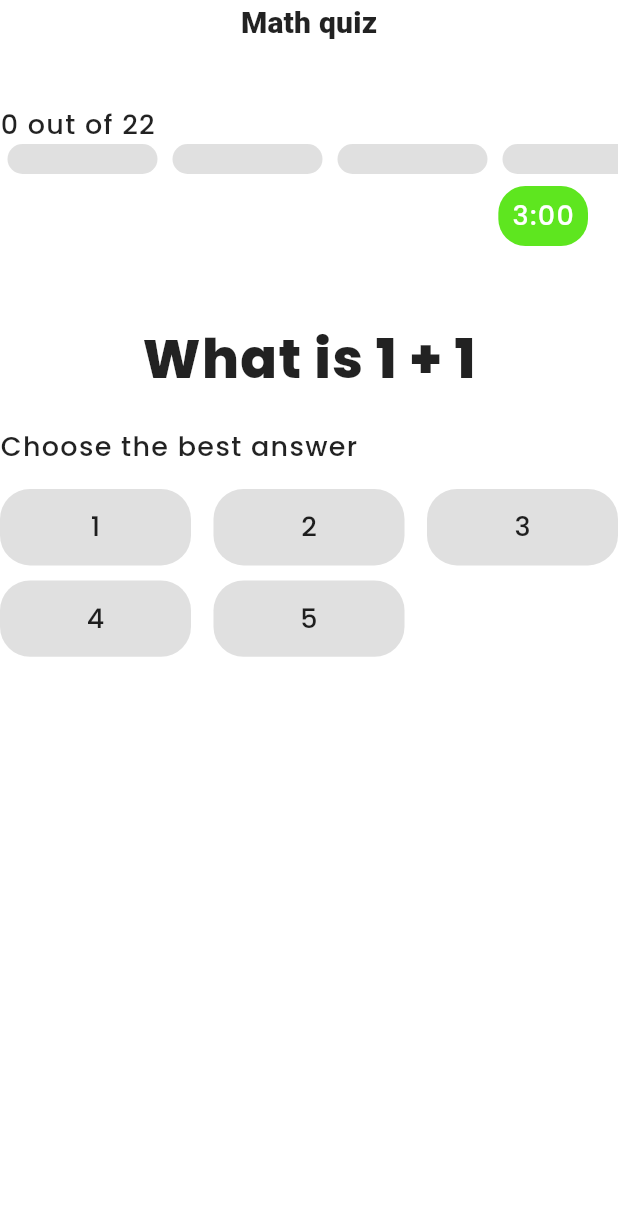
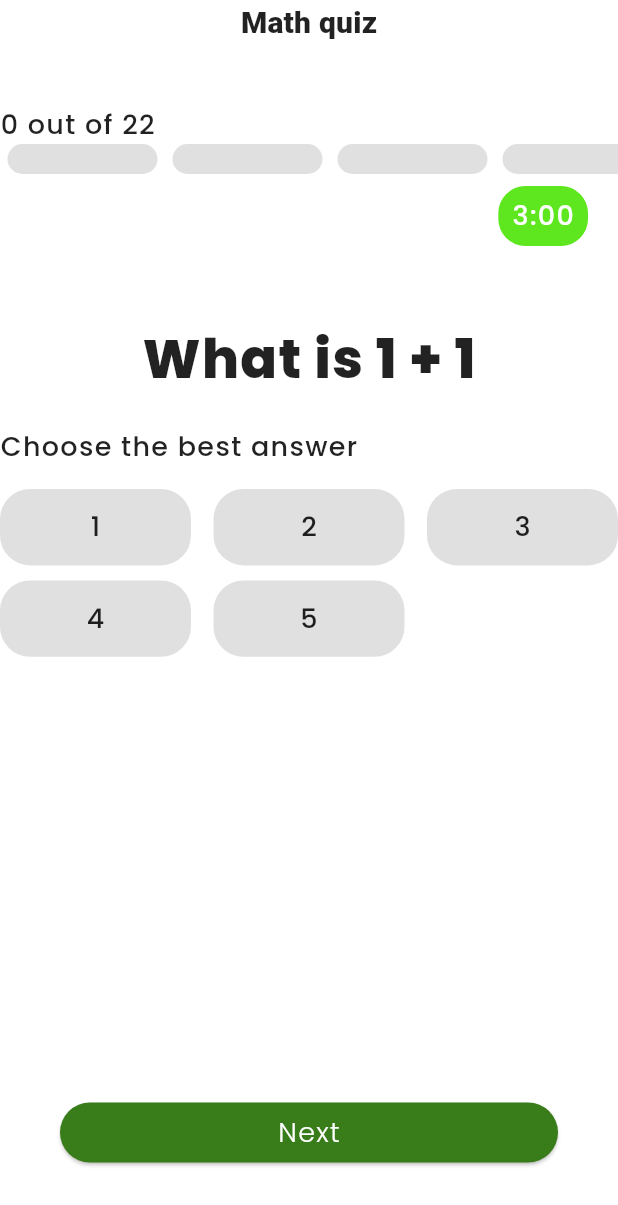
Before and after one commit to RWEMAISINGIZWENorbert/one_quiz, a Flutter app: the screen it shows after launch, on a phone screen of 412 x 824 dp. Shown: the top 1205 px of the screen. Run offline on Flutter 3.47's test engine with Material 3 defaults, Android fonts, the phone set to English and light mode, and no system bars; our stand-ins replace google_fonts.

Commit message:
[ ui implement] simpel ui implemented on the main one

```diff
--- a/lib/screen/app.dart
+++ b/lib/screen/app.dart
@@ -1,5 +1,6 @@
 
 import 'package:flutter/material.dart';
+import 'package:google_fonts/google_fonts.dart';
 import 'package:one_quiz/components/answer_options.dart';
 import 'package:one_quiz/components/quiz_header.dart';
 import 'package:one_quiz/model/quiz_model.dart';
@@ -51,7 +52,33 @@ class _AppState extends State<App> {
               const SizedBox(height: 15),
               AnswerOptions(),
             ],
-          )
+          ),
+          const SizedBox(height: 5),
+          Container(
+            margin: EdgeInsets.symmetric(
+              horizontal: 40
+            ),
+            child: ElevatedButton(
+              onPressed: (){},
+              style: ButtonStyle(
+                backgroundColor:  WidgetStateProperty.all(Color.fromARGB(255, 57, 124, 26))
+              ),
+              child: Container(
+                alignment: Alignment.center,
+                child: InkWell(
+                  onTap: (){
+                    currentIndex += 1;
+                  },
+                  child: Text('Next', style: GoogleFonts.poppins(
+                    fontSize: 18,
+                    fontWeight: FontWeight.w300,
+                    color: Colors.white
+                  ),),
+                ),
+                )
+              ),
+          ),
+            const Spacer()
         ],
       ),
     );
--- a/lib/theme/light_theme.dart
+++ b/lib/theme/light_theme.dart
@@ -33,5 +33,9 @@ ThemeData lightTheme = ThemeData(
       decoration: TextDecoration.none,
       letterSpacing: 0.9
     ),
+  ),
+  buttonTheme: ButtonThemeData(
+    buttonColor: const Color(0xFF5EE61F),
+    focusColor: const Color(0xFF5EE61F)
   )
 );
```
